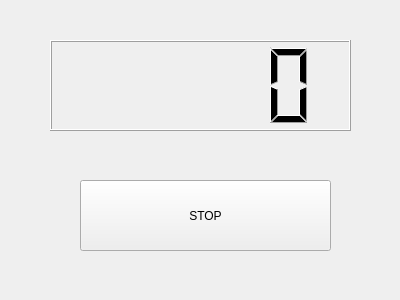
This is ejemplo1/counterDlg.ui in 2Fernando2/robomk as Qt 5 draws it before an edit. The edited form follows.
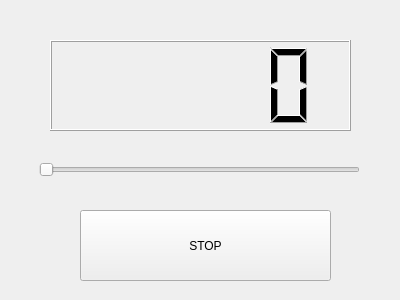
This is the edited form.

The edit to the form file:
```diff
--- a/ejemplo1/counterDlg.ui
+++ b/ejemplo1/counterDlg.ui
@@ -17,7 +17,7 @@
    <property name="geometry">
     <rect>
      <x>80</x>
-     <y>180</y>
+     <y>210</y>
      <width>251</width>
      <height>71</height>
     </rect>
@@ -36,6 +36,19 @@
     </rect>
    </property>
   </widget>
+  <widget class="QSlider" name="horizontalSlider">
+   <property name="geometry">
+    <rect>
+     <x>39</x>
+     <y>160</y>
+     <width>321</width>
+     <height>20</height>
+    </rect>
+   </property>
+   <property name="orientation">
+    <enum>Qt::Horizontal</enum>
+   </property>
+  </widget>
  </widget>
  <resources/>
  <connections/>
```
